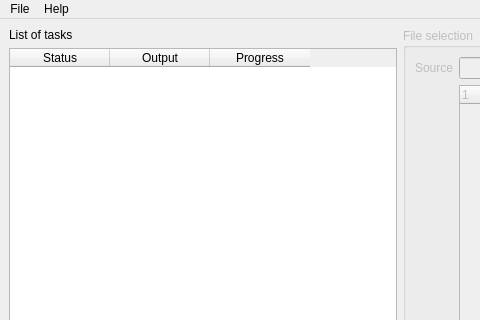
Above: resources/main_window.ui from mnchapel/packy before the change; both pictures show x 0 to 480 and y 0 to 320 of the 800 by 600 pixel window. Below: the same form after it.
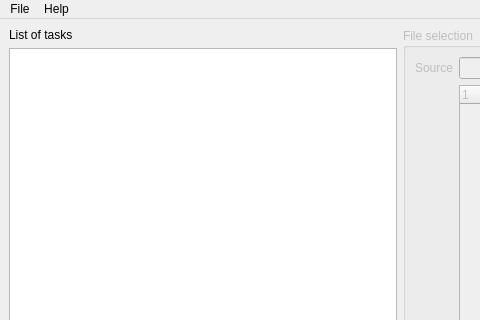
That is the form after the change.

Commit message: Can add a line in the tasks table. Add the About page. Can exit the application from the menu.

Diff of the .ui file:
```diff
--- a/resources/main_window.ui
+++ b/resources/main_window.ui
@@ -31,22 +31,16 @@
        </widget>
       </item>
       <item>
-       <widget class="QTableWidget" name="table_widget_tasks">
-        <column>
-         <property name="text">
-          <string>Status</string>
-         </property>
-        </column>
-        <column>
-         <property name="text">
-          <string>Output</string>
-         </property>
-        </column>
-        <column>
-         <property name="text">
-          <string>Progress</string>
-         </property>
-        </column>
+       <widget class="QTableView" name="table_view_session">
+        <property name="lineWidth">
+         <number>1</number>
+        </property>
+        <attribute name="horizontalHeaderStretchLastSection">
+         <bool>true</bool>
+        </attribute>
+        <attribute name="verticalHeaderVisible">
+         <bool>false</bool>
+        </attribute>
        </widget>
       </item>
       <item>
```
Left out of the diff: 15 changed lines with no effect on the pictures. The commit also changes 7 other files.
